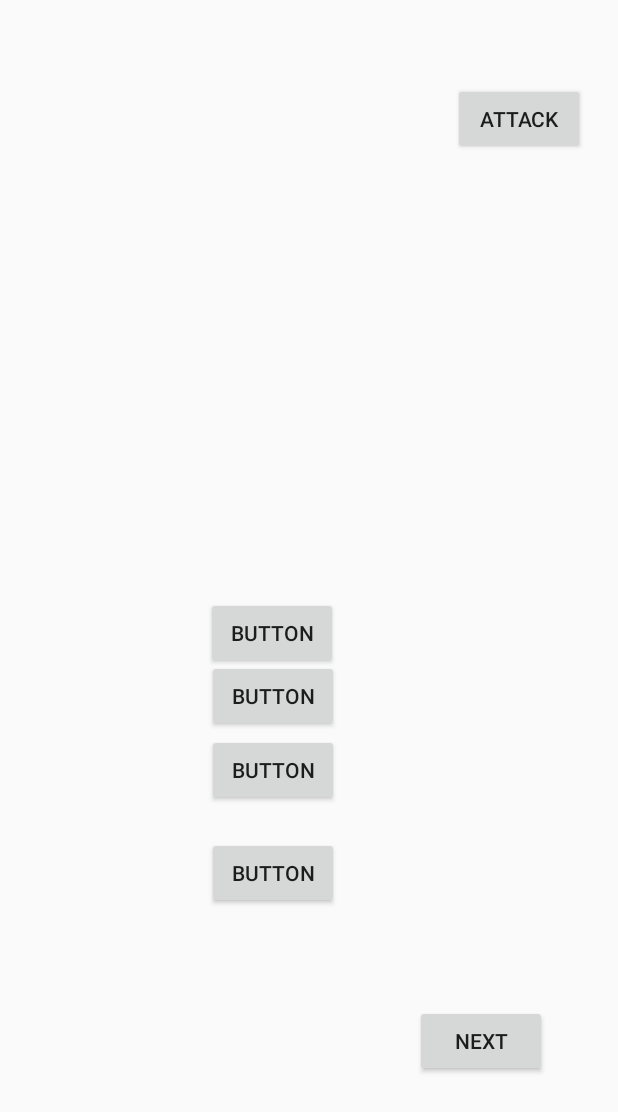
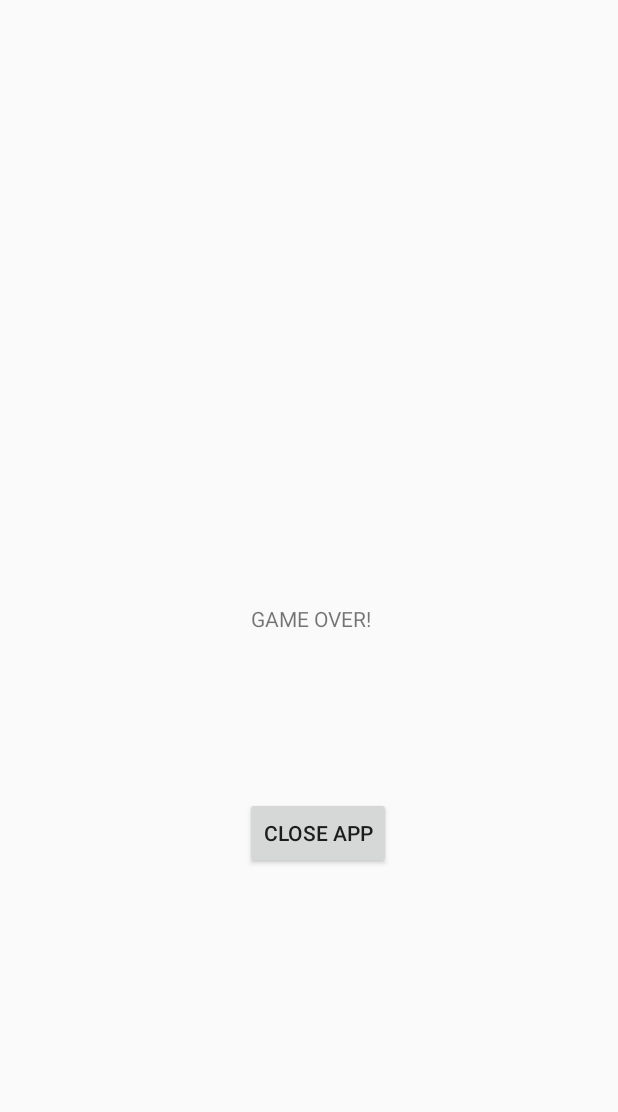
Before and after one commit to Nelskika/457-Project-3, an Android app: the layout activity_main.xml on its own in the app's theme, with its tools: preview values and no code run, on a phone screen of 412 x 824 dp. Shown: the top 1112 px of the screen. Run offline under Robolectric (Android 15) with nearby library versions, the phone set to English and light mode, and no system bars.

Commit message:
Game OVer added

```diff
--- a/app/src/main/java/com/example/risk/MainActivity.java
+++ b/app/src/main/java/com/example/risk/MainActivity.java
@@ -8,6 +8,7 @@ import android.graphics.Color;
 import android.os.Bundle;
 import android.view.View;
 import android.widget.Button;
+import android.widget.ImageView;
 import android.widget.TextView;
 
 import java.beans.PropertyChangeEvent;
@@ -37,6 +38,9 @@ public class MainActivity extends AppCompatActivity {
     int clientID = -1;
     //new listener
     PropertyChangeListener listener;
+    Button close;
+    TextView gameOverText;
+    ImageView bg;
 
         @Override
     protected void onCreate(Bundle savedInstanceState) {
@@ -54,6 +58,10 @@ public class MainActivity extends AppCompatActivity {
 
             next = findViewById(R.id.nextButt); //next button
             Attack = findViewById(R.id.attackBut); // attack button
+
+
+
+
 
             int orentation = getResources().getConfiguration().orientation;
             if (Configuration.ORIENTATION_LANDSCAPE == orentation) {
@@ -83,6 +91,18 @@ public class MainActivity extends AppCompatActivity {
                 for (int i = 0; i < 12; i++) {
                     next.performClick();
                 }
+
+                gameOverText = findViewById(R.id.gameOverText2);
+                gameOverText.setVisibility(View.INVISIBLE);
+                close = findViewById(R.id.close2);
+                close.setOnClickListener(v -> {
+                    MainActivity.this.finish();
+                    System.exit(0);
+                });
+                close.setVisibility(View.INVISIBLE);
+                close.setEnabled(false);
+
+
             } else {
 
             }
@@ -132,9 +152,11 @@ public class MainActivity extends AppCompatActivity {
 //                }
                 if(game.getPhase() == 1){
                     Attack.setVisibility(View.INVISIBLE);
+
                 }else if(game.getPhase() == 2){
                     Attack.setVisibility(View.VISIBLE);
                     Attack.setText("Attack");
+
                 }else if (game.getPhase() == 3){
                     Attack.setText("Move");
                 }
@@ -202,6 +224,25 @@ public class MainActivity extends AppCompatActivity {
         public void nextButtonSetup(){//change game phase and player
         next.setOnClickListener(v ->{
             game.phaseChange();
+            if(game.getGameOver()){
+                for(Button button : countryButtons){
+                    button.setEnabled(false);
+                    button.setVisibility(View.INVISIBLE);
+                }
+                Attack.setVisibility(View.INVISIBLE);
+                Attack.setEnabled(false);
+                next.setEnabled(false);
+                next.setVisibility(View.INVISIBLE);
+
+                close.setVisibility(View.VISIBLE);
+                close.setEnabled(true);
+
+                gameOverText.setVisibility(View.VISIBLE);
+
+                bg = findViewById(R.id.map);
+                bg.setVisibility(View.INVISIBLE);
+            }
+
             if(game.getPhase() == 1) {
                 clientID = 0;
             }
--- a/app/src/main/java/com/example/risk/RiskGame.java
+++ b/app/src/main/java/com/example/risk/RiskGame.java
@@ -23,6 +23,7 @@ public class RiskGame implements Serializable {
     Random rand;
     //new listener
     PropertyChangeListener listener;
+    Boolean gameOver;
 
 
     int moveFromcID;
@@ -34,6 +35,7 @@ public class RiskGame implements Serializable {
     int dDie2;
 
     public RiskGame() {
+        gameOver =false;
         players = new ArrayList<Player>();
         for (int i = 1; i < 5; ++i) {
             players.add(new Player(i));
@@ -228,22 +230,25 @@ public class RiskGame implements Serializable {
             phase+= 1;
 
         }else { //otherwise set phase to one and change active player
+            if (activePlayer.getHeldCountries().size() != 15) {
                 phase = 1;
                 nextPlayer();
                 activePlayer.setPlaceablearmies(0);
-          for(Country c: countries) {
-              if (c.getPlayerNum() == activePlayer.getPlayerNum() ) {
+                for (Country c : countries) {
+                    if (c.getPlayerNum() == activePlayer.getPlayerNum()) {
                         activePlayer.setPlaceablearmies(activePlayer.getPlaceablearmies() + c.getArmyValue());
                     }
                 }
-          moveTocID =0;
-          moveFromcID =0;
-          if(activePlayer.getPlaceablearmies() ==0){
+                moveTocID = 0;
+                moveFromcID = 0;
+                if (activePlayer.getPlaceablearmies() == 0) {
                     phaseChange();
                     phaseChange();
                     phaseChange();
                 }
-
+            }if (activePlayer.getPlaceablearmies() == 60){
+                gameOver = true;
+            }
         }
         return this;
     }
@@ -251,6 +256,10 @@ public class RiskGame implements Serializable {
     public RiskGame addArmy(int cid){
         countries.get(cid - 1).addArmy();
         return this;
+    }
+
+    public boolean getGameOver(){
+        return gameOver;
     }
 
 
--- a/app/src/main/res/layout-land/activity_main.xml
+++ b/app/src/main/res/layout-land/activity_main.xml
@@ -7,7 +7,7 @@
     tools:context=".MainActivity">
 
     <ImageView
-        android:id="@+id/imageView"
+        android:id="@+id/map"
         android:layout_width="0dp"
         android:layout_height="0dp"
         app:layout_constraintBottom_toBottomOf="parent"
@@ -17,6 +17,37 @@
         app:layout_constraintTop_toTopOf="parent"
         app:layout_constraintVertical_bias="0.0"
         app:srcCompat="@drawable/riskmap" />
+
+    <Button
+        android:id="@+id/close2"
+        android:layout_width="wrap_content"
+        android:layout_height="wrap_content"
+        android:layout_marginStart="163dp"
+        android:layout_marginTop="86dp"
+        android:layout_marginEnd="151dp"
+        android:layout_marginBottom="196dp"
+        android:text="CLOSE APP"
+        app:layout_constraintBottom_toBottomOf="parent"
+        app:layout_constraintEnd_toEndOf="parent"
+        app:layout_constraintHorizontal_bias="0.467"
+        app:layout_constraintStart_toStartOf="parent"
+        app:layout_constraintTop_toBottomOf="@+id/gameOverText" />
+
+    <TextView
+        android:id="@+id/gameOverText2"
+        android:layout_width="wrap_content"
+        android:layout_height="wrap_content"
+        android:layout_marginStart="177dp"
+        android:layout_marginTop="356dp"
+        android:layout_marginEnd="175dp"
+        android:layout_marginBottom="356dp"
+        android:text="GAME OVER!"
+        app:layout_constraintBottom_toBottomOf="parent"
+        app:layout_constraintEnd_toEndOf="parent"
+        app:layout_constraintHorizontal_bias="0.463"
+        app:layout_constraintStart_toStartOf="parent"
+        app:layout_constraintTop_toTopOf="parent"
+        app:layout_constraintVertical_bias="0.425" />
 
     <Button
         android:id="@+id/c1"
@@ -157,7 +188,7 @@
         android:layout_marginStart="320dp"
         android:layout_marginLeft="320dp"
         android:text="Button"
-        app:layout_constraintBottom_toBottomOf="@+id/imageView"
+        app:layout_constraintBottom_toBottomOf="@+id/map"
         app:layout_constraintStart_toStartOf="parent"
         app:layout_constraintTop_toTopOf="parent"
         app:layout_constraintVertical_bias="0.044" />
--- a/app/src/main/res/layout/activity_main.xml
+++ b/app/src/main/res/layout/activity_main.xml
@@ -6,102 +6,31 @@
     android:layout_height="match_parent"
     tools:context=".MainActivity">
 
-    <Button
-        android:id="@+id/c1"
+    <TextView
+        android:id="@+id/gameOverText"
         android:layout_width="wrap_content"
         android:layout_height="wrap_content"
-        android:layout_marginStart="137dp"
-        android:layout_marginLeft="137dp"
-        android:layout_marginTop="306dp"
-        android:layout_marginEnd="186dp"
-        android:layout_marginRight="186dp"
-        android:layout_marginBottom="378dp"
-        android:text="Button"
+        android:layout_marginStart="177dp"
+        android:layout_marginTop="356dp"
+        android:layout_marginEnd="175dp"
+        android:layout_marginBottom="356dp"
+        android:text="GAME OVER!"
         app:layout_constraintBottom_toBottomOf="parent"
-        app:layout_constraintEnd_toEndOf="parent"
-        app:layout_constraintHorizontal_bias="0.0"
-        app:layout_constraintStart_toStartOf="parent"
-        app:layout_constraintTop_toTopOf="parent"
-        app:layout_constraintVertical_bias="1.0" />
-
-    <Button
-        android:id="@+id/c2"
-        android:layout_width="wrap_content"
-        android:layout_height="wrap_content"
-        android:layout_marginStart="137dp"
-        android:layout_marginLeft="137dp"
-        android:layout_marginEnd="186dp"
-        android:layout_marginRight="186dp"
-        android:layout_marginBottom="7dp"
-        android:text="Button"
-        app:layout_constraintBottom_toTopOf="@+id/c3"
-        app:layout_constraintEnd_toEndOf="parent"
-        app:layout_constraintStart_toStartOf="parent"
-        app:layout_constraintTop_toBottomOf="@+id/c1" />
-
-    <Button
-        android:id="@+id/c3"
-        android:layout_width="wrap_content"
-        android:layout_height="wrap_content"
-        android:layout_marginStart="138dp"
-        android:layout_marginLeft="138dp"
-        android:layout_marginEnd="185dp"
-        android:layout_marginRight="185dp"
-        android:text="Button"
-        app:layout_constraintBottom_toBottomOf="parent"
-        app:layout_constraintEnd_toEndOf="parent"
-        app:layout_constraintHorizontal_bias="0.0"
-        app:layout_constraintStart_toStartOf="parent"
-        app:layout_constraintTop_toTopOf="parent"
-        app:layout_constraintVertical_bias="0.631" />
-
-    <Button
-        android:id="@+id/c4"
-        android:layout_width="wrap_content"
-        android:layout_height="wrap_content"
-        android:layout_marginStart="137dp"
-        android:layout_marginLeft="137dp"
-        android:layout_marginTop="18dp"
-        android:layout_marginEnd="186dp"
-        android:layout_marginRight="186dp"
-        android:layout_marginBottom="215dp"
-        android:text="Button"
-        app:layout_constraintBottom_toBottomOf="parent"
-        app:layout_constraintEnd_toEndOf="parent"
-        app:layout_constraintStart_toStartOf="parent"
-        app:layout_constraintTop_toBottomOf="@+id/c3" />
-
-    <Button
-        android:id="@+id/attackBut"
-        android:layout_width="wrap_content"
-        android:layout_height="wrap_content"
-        android:layout_marginStart="301dp"
-        android:layout_marginLeft="301dp"
-        android:layout_marginTop="32dp"
-        android:layout_marginEnd="22dp"
-        android:layout_marginRight="22dp"
-        android:layout_marginBottom="543dp"
-        android:text="Attack"
-        app:layout_constraintBottom_toTopOf="@+id/nextButt"
         app:layout_constraintEnd_toEndOf="parent"
         app:layout_constraintStart_toStartOf="parent"
         app:layout_constraintTop_toTopOf="parent" />
 
     <Button
-        android:id="@+id/nextButt"
+        android:id="@+id/close"
         android:layout_width="wrap_content"
         android:layout_height="wrap_content"
-        android:layout_marginStart="277dp"
-        android:layout_marginLeft="277dp"
-        android:layout_marginTop="623dp"
-        android:layout_marginEnd="47dp"
-        android:layout_marginRight="47dp"
-        android:layout_marginBottom="60dp"
-        android:text="next"
+        android:layout_marginStart="163dp"
+        android:layout_marginTop="86dp"
+        android:layout_marginEnd="151dp"
+        android:layout_marginBottom="222dp"
+        android:text="CLOSE APP"
         app:layout_constraintBottom_toBottomOf="parent"
         app:layout_constraintEnd_toEndOf="parent"
-        app:layout_constraintHorizontal_bias="1.0"
         app:layout_constraintStart_toStartOf="parent"
-        app:layout_constraintTop_toTopOf="parent" />
-
+        app:layout_constraintTop_toBottomOf="@+id/gameOverText" />
 </androidx.constraintlayout.widget.ConstraintLayout>
```
Lines whose indentation alone changed are shown as unchanged.
